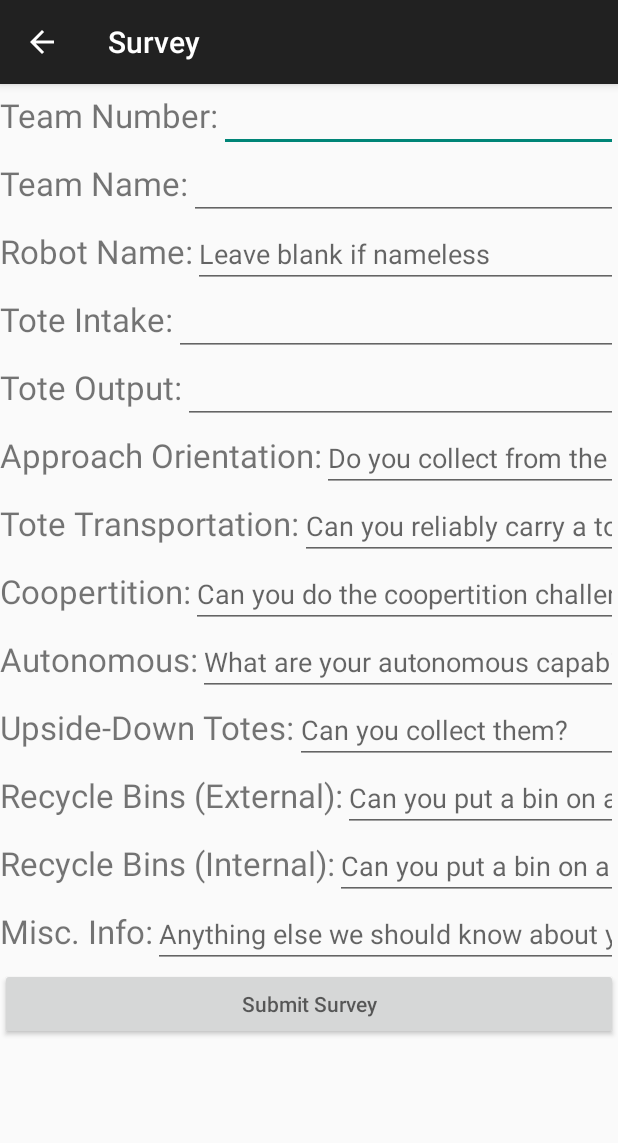
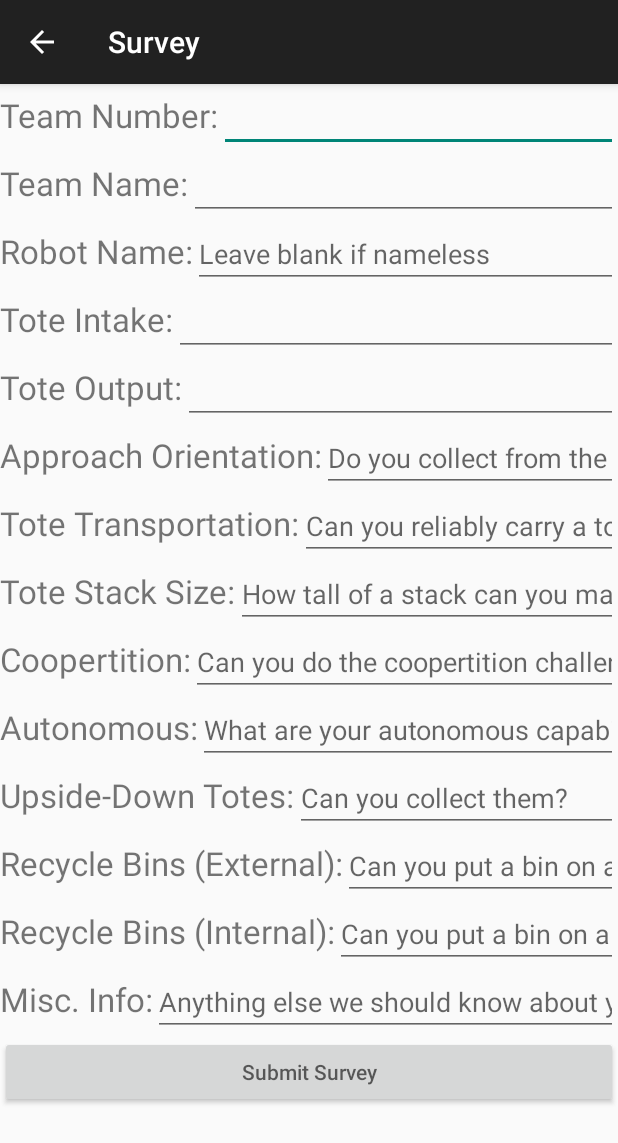
Before and after one commit to FRC4131/ScoutingApp, an Android app: the screen it shows after launch (SurveyActivity), after a tap on "START A SURVEY", on a phone screen of 412 x 824 dp. Shown: the top 1143 px of the screen. Run offline under Robolectric (Android 15) with nearby library versions, the phone set to English and light mode, and no system bars.

Commit message:
New question (how many can you stack?)

```diff
--- a/app/src/main/java/org/usfirst/frc/team4131/scoutingapp/MainActivity.java
+++ b/app/src/main/java/org/usfirst/frc/team4131/scoutingapp/MainActivity.java
@@ -15,6 +15,7 @@ public class MainActivity extends ActionBarActivity {
             TOTE_OUT = "org.usfirst.frc.team4131.scoutingapp.TOTE_OUT",
             APPROACH = "org.usfirst.frc.team4131.scoutingapp.APPROACH",
             TRANSPORT = "org.usfirst.frc.team4131.scoutingapp.TRANSPORT",
+            STACK = "org.usfirst.frc.team4131.scoutingapp.STACK",
             COOPERTITION = "org.usfirst.frc.team4131.scoutingapp.COOPERTITION",
             AUTONOMOUS = "org.usfirst.frc.team4131.scoutingapp.AUTONOMOUS",
             UPSIDE_DOWN = "org.usfirst.frc.team4131.scoutingapp.UPSIDE_DOWN",
--- a/app/src/main/java/org/usfirst/frc/team4131/scoutingapp/ReviewActivity.java
+++ b/app/src/main/java/org/usfirst/frc/team4131/scoutingapp/ReviewActivity.java
@@ -41,6 +41,8 @@ public class ReviewActivity extends ActionBarActivity {
                         intent.putExtra(MainActivity.TOTE_IN, in.readLine());
                         intent.putExtra(MainActivity.TOTE_OUT, in.readLine());
                         intent.putExtra(MainActivity.APPROACH, in.readLine());
+                        intent.putExtra(MainActivity.TRANSPORT, in.readLine());
+                        intent.putExtra(MainActivity.STACK, in.readLine());
                         intent.putExtra(MainActivity.COOPERTITION, in.readLine());
                         intent.putExtra(MainActivity.AUTONOMOUS, in.readLine());
                         intent.putExtra(MainActivity.UPSIDE_DOWN, in.readLine());
--- a/app/src/main/java/org/usfirst/frc/team4131/scoutingapp/SubmitActivity.java
+++ b/app/src/main/java/org/usfirst/frc/team4131/scoutingapp/SubmitActivity.java
@@ -34,6 +34,7 @@ public class SubmitActivity extends ActionBarActivity {
             out.write(intent.getStringExtra(MainActivity.TOTE_OUT).concat("\r\n").getBytes());
             out.write(intent.getStringExtra(MainActivity.APPROACH).concat("\r\n").getBytes());
             out.write(intent.getStringExtra(MainActivity.TRANSPORT).concat("\r\n").getBytes());
+            out.write(intent.getStringExtra(MainActivity.STACK).concat("\r\n").getBytes());
             out.write(intent.getStringExtra(MainActivity.COOPERTITION).concat("\r\n").getBytes());
             out.write(intent.getStringExtra(MainActivity.AUTONOMOUS).concat("\r\n").getBytes());
             out.write(intent.getStringExtra(MainActivity.UPSIDE_DOWN).concat("\r\n").getBytes());
--- a/app/src/main/java/org/usfirst/frc/team4131/scoutingapp/SurveyActivity.java
+++ b/app/src/main/java/org/usfirst/frc/team4131/scoutingapp/SurveyActivity.java
@@ -37,6 +37,7 @@ public class SurveyActivity extends ActionBarActivity {
         intent.putExtra(MainActivity.TOTE_OUT, ((EditText)findViewById(R.id.tote_out)).getText().toString());
         intent.putExtra(MainActivity.APPROACH, ((EditText)findViewById(R.id.approach)).getText().toString());
         intent.putExtra(MainActivity.TRANSPORT, ((EditText)findViewById(R.id.transport)).getText().toString());
+        intent.putExtra(MainActivity.STACK, ((EditText)findViewById(R.id.stack)).getText().toString());
         intent.putExtra(MainActivity.COOPERTITION, ((EditText)findViewById(R.id.coopertition)).getText().toString());
         intent.putExtra(MainActivity.AUTONOMOUS, ((EditText)findViewById(R.id.autonomous)).getText().toString());
         intent.putExtra(MainActivity.UPSIDE_DOWN, ((EditText)findViewById(R.id.upside_down)).getText().toString());
--- a/app/src/main/java/org/usfirst/frc/team4131/scoutingapp/TeamReviewActivity.java
+++ b/app/src/main/java/org/usfirst/frc/team4131/scoutingapp/TeamReviewActivity.java
@@ -22,6 +22,8 @@ public class TeamReviewActivity extends ActionBarActivity {
         ((TextView)findViewById(R.id.tote_in)).setText(intent.getStringExtra(MainActivity.TOTE_IN));
         ((TextView)findViewById(R.id.tote_out)).setText(intent.getStringExtra(MainActivity.TOTE_OUT));
         ((TextView)findViewById(R.id.approach)).setText(intent.getStringExtra(MainActivity.APPROACH));
+        ((TextView)findViewById(R.id.transport)).setText(intent.getStringExtra(MainActivity.TRANSPORT));
+        ((TextView)findViewById(R.id.stack)).setText(intent.getStringExtra(MainActivity.STACK));
         ((TextView)findViewById(R.id.coopertition)).setText(intent.getStringExtra(MainActivity.COOPERTITION));
         ((TextView)findViewById(R.id.autonomous)).setText(intent.getStringExtra(MainActivity.AUTONOMOUS));
         ((TextView)findViewById(R.id.upside_down)).setText(intent.getStringExtra(MainActivity.UPSIDE_DOWN));
--- a/app/src/main/res/layout/activity_survey.xml
+++ b/app/src/main/res/layout/activity_survey.xml
@@ -116,6 +116,21 @@
                 android:layout_width="match_parent"
                 android:layout_height="wrap_content"
                 android:orientation="horizontal">
+                <TextView android:text="@string/stack"
+                    android:layout_width="wrap_content"
+                    android:layout_height="wrap_content"
+                    android:textSize="@dimen/font_size"/>
+                <EditText android:id="@+id/stack"
+                    android:inputType="number"
+                    android:hint="@string/stack_hint"
+                    android:layout_width="0dp"
+                    android:layout_weight="1"
+                    android:layout_height="wrap_content"/>
+            </LinearLayout>
+            <LinearLayout
+                android:layout_width="match_parent"
+                android:layout_height="wrap_content"
+                android:orientation="horizontal">
                 <TextView android:text="@string/coopertition"
                     android:layout_width="wrap_content"
                     android:layout_height="wrap_content"
--- a/app/src/main/res/values/strings.xml
+++ b/app/src/main/res/values/strings.xml
@@ -15,6 +15,8 @@
     <string name="approach_hint">Do you collect from the long or short side?</string>
     <string name="transport">Tote Transportation:</string>
     <string name="transport_hint">Can you reliably carry a tote stack accross the field? How tall?</string>
+    <string name="stack">Tote Stack Size:</string>
+    <string name="stack_hint">How tall of a stack can you make?</string>
     <string name="coopertition">Coopertition:</string>
     <string name="coopertition_hint">Can you do the coopertition challenge?</string>
     <string name="autonomous">Autonomous:</string>
```
Also changed, not shown: app/src/main/res/layout/activity_team_review.xml (+14 -0 lines).
